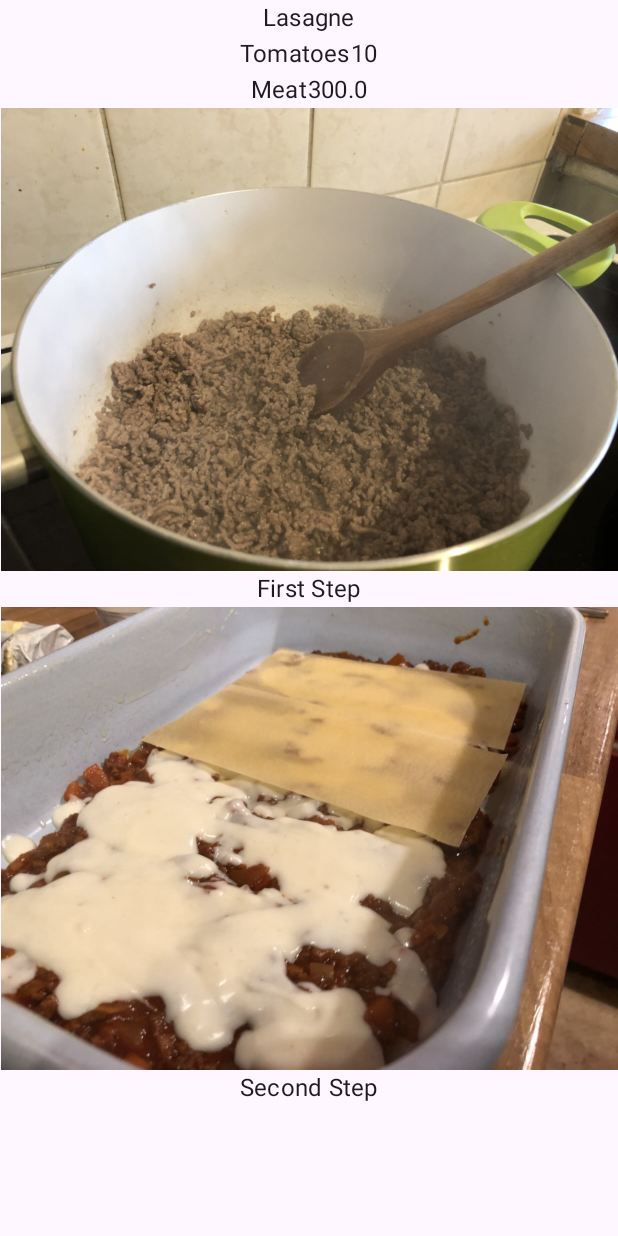
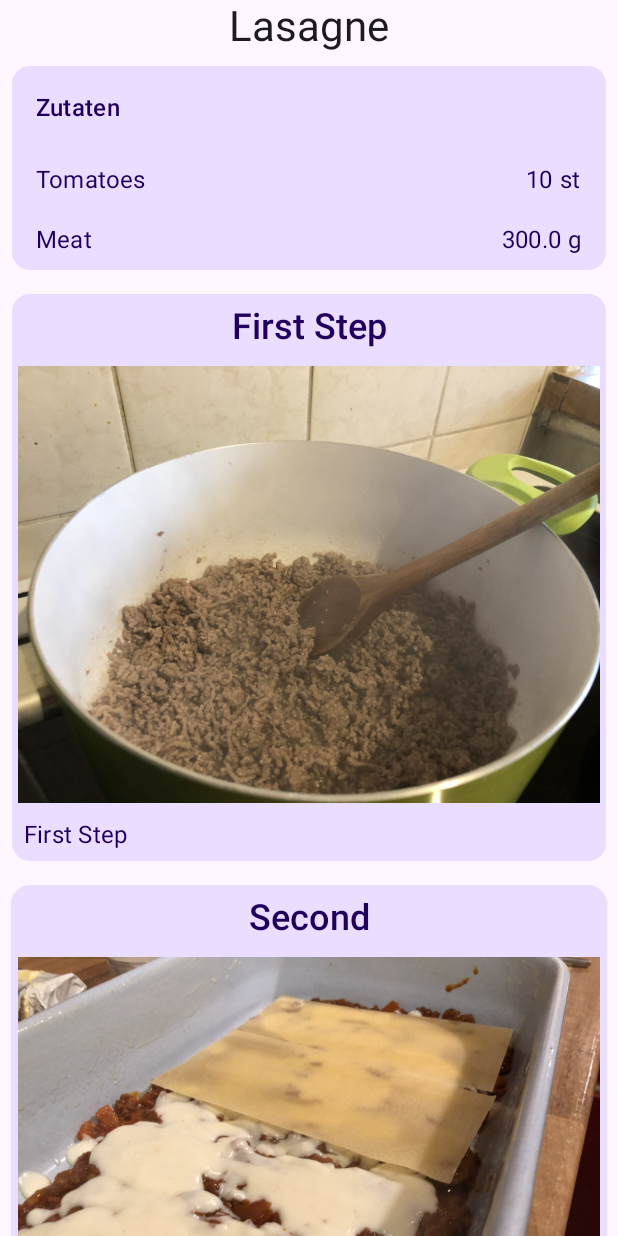
Before and after one commit to chris-prenissl/LasagneDinner, an Android app built with Jetpack Compose: the @Preview function RecipePreview, on a phone screen of 412 x 824 dp. Run offline under Robolectric (Android 15) with nearby library versions, the light colour scheme and no system bars.

Commit message:
added IngredientsList

```diff
--- a/app/src/main/java/com/dinner/lasagnedinner/domain/model/CountableIngredient.kt
+++ b/app/src/main/java/com/dinner/lasagnedinner/domain/model/CountableIngredient.kt
@@ -3,4 +3,5 @@ package com.dinner.lasagnedinner.domain.model
 data class CountableIngredient(
     override val title: String,
     override val value: Int,
-) : Ingredient<Int>(title, value)
+    override val type: IngredientType,
+) : Ingredient<Int>(title, value, type)
--- a/app/src/main/java/com/dinner/lasagnedinner/domain/model/DishStep.kt
+++ b/app/src/main/java/com/dinner/lasagnedinner/domain/model/DishStep.kt
@@ -2,5 +2,6 @@ package com.dinner.lasagnedinner.domain.model
 
 data class DishStep(
     val imagePath: Int,
+    val title: String,
     val stepDescription: String,
 )
--- a/app/src/main/java/com/dinner/lasagnedinner/domain/model/Ingredient.kt
+++ b/app/src/main/java/com/dinner/lasagnedinner/domain/model/Ingredient.kt
@@ -3,4 +3,11 @@ package com.dinner.lasagnedinner.domain.model
 open class Ingredient<T : Number>(
     open val title: String,
     open val value: T,
+    open val type: IngredientType,
 )
+
+enum class IngredientType(val unit: String? = null) {
+    Gram("g"),
+    Milliliter("ml"),
+    Amount("st"),
+}
--- a/app/src/main/java/com/dinner/lasagnedinner/domain/model/UncountableIngredient.kt
+++ b/app/src/main/java/com/dinner/lasagnedinner/domain/model/UncountableIngredient.kt
@@ -3,4 +3,5 @@ package com.dinner.lasagnedinner.domain.model
 data class UncountableIngredient(
     override val title: String,
     override val value: Float,
-) : Ingredient<Float>(title, value)
+    override val type: IngredientType,
+) : Ingredient<Float>(title, value, type)
--- a/app/src/main/java/com/dinner/lasagnedinner/presentation/component/DishItem.kt
+++ b/app/src/main/java/com/dinner/lasagnedinner/presentation/component/DishItem.kt
@@ -37,7 +37,9 @@ fun DishItem(
 ) {
     ElevatedCard(
         shape = ShapeDefaults.Medium,
-        colors = CardDefaults.cardColors(containerColor = MaterialTheme.colorScheme.primary),
+        colors = CardDefaults.cardColors(
+            containerColor = MaterialTheme.colorScheme.primaryContainer,
+        ),
         modifier =
         Modifier
             .clickable { onDishClicked(dish) }
@@ -72,7 +74,7 @@ fun DishItem(
                 Spacer(
                     modifier =
                     Modifier.size(
-                        width = AppConstants.Size.halfPadding,
+                        width = AppConstants.Size.paddingHalf,
                         height = 0.dp,
                     ),
                 )
--- a/app/src/main/java/com/dinner/lasagnedinner/presentation/component/Dishes.kt
+++ b/app/src/main/java/com/dinner/lasagnedinner/presentation/component/Dishes.kt
@@ -15,6 +15,7 @@ import androidx.compose.ui.tooling.preview.Preview
 import com.dinner.lasagnedinner.R
 import com.dinner.lasagnedinner.domain.model.CountableIngredient
 import com.dinner.lasagnedinner.domain.model.Dish
+import com.dinner.lasagnedinner.domain.model.IngredientType
 import com.dinner.lasagnedinner.presentation.style.LasagneDinnerTheme
 
 @Composable
@@ -60,6 +61,7 @@ fun DishesPreview() {
                         CountableIngredient(
                             "Tomato",
                             3,
+                            IngredientType.Amount,
                         ),
                     ),
                     imagePath = R.drawable.bruschetta,
@@ -73,6 +75,7 @@ fun DishesPreview() {
                         CountableIngredient(
                             "Tomato",
                             3,
+                            IngredientType.Amount,
                         ),
                     ),
                     imagePath = R.drawable.lasagne,
@@ -86,6 +89,7 @@ fun DishesPreview() {
                         CountableIngredient(
                             "Bananen",
                             3,
+                            IngredientType.Amount,
                         ),
                     ),
                     imagePath = R.drawable.flambananen,
--- /dev/null
+++ b/app/src/main/java/com/dinner/lasagnedinner/presentation/component/IngredientItem.kt
@@ -0,0 +1,58 @@
+package com.dinner.lasagnedinner.presentation.component
+
+import androidx.compose.foundation.layout.Arrangement
+import androidx.compose.foundation.layout.Row
+import androidx.compose.foundation.layout.Spacer
+import androidx.compose.foundation.layout.fillMaxWidth
+import androidx.compose.foundation.layout.padding
+import androidx.compose.foundation.layout.size
+import androidx.compose.material3.Text
+import androidx.compose.runtime.Composable
+import androidx.compose.ui.Modifier
+import androidx.compose.ui.tooling.preview.Preview
+import androidx.compose.ui.unit.dp
+import com.dinner.lasagnedinner.domain.model.CountableIngredient
+import com.dinner.lasagnedinner.domain.model.Ingredient
+import com.dinner.lasagnedinner.domain.model.IngredientType
+import com.dinner.lasagnedinner.util.AppConstants
+
+@Composable
+fun IngredientItem(
+    ingredient: Ingredient<*>,
+) {
+    Row(
+        horizontalArrangement = Arrangement.SpaceBetween,
+        modifier = Modifier
+            .fillMaxWidth()
+            .padding(
+                horizontal = AppConstants.Size.paddingDouble,
+                vertical = AppConstants.Size.paddingStandard,
+            ),
+    ) {
+        Text(text = ingredient.title)
+        Row {
+            Text(text = ingredient.value.toString())
+            ingredient.type.unit?.let {
+                Spacer(
+                    modifier = Modifier.size(
+                        width = AppConstants.Size.paddingHalf,
+                        height = 0.dp,
+                    ),
+                )
+                Text(text = it)
+            }
+        }
+    }
+}
+
+@Preview
+@Composable
+fun IngredientItemPreview() {
+    IngredientItem(
+        ingredient = CountableIngredient(
+            title = "Tomatoes",
+            value = 20,
+            type = IngredientType.Amount,
+        ),
+    )
+}
--- /dev/null
+++ b/app/src/main/java/com/dinner/lasagnedinner/presentation/component/IngredientsList.kt
@@ -0,0 +1,61 @@
+package com.dinner.lasagnedinner.presentation.component
+
+import androidx.compose.foundation.layout.Column
+import androidx.compose.foundation.layout.padding
+import androidx.compose.material3.CardDefaults
+import androidx.compose.material3.ElevatedCard
+import androidx.compose.material3.MaterialTheme
+import androidx.compose.material3.ShapeDefaults
+import androidx.compose.material3.Text
+import androidx.compose.runtime.Composable
+import androidx.compose.ui.Modifier
+import androidx.compose.ui.tooling.preview.Preview
+import com.dinner.lasagnedinner.domain.model.CountableIngredient
+import com.dinner.lasagnedinner.domain.model.Ingredient
+import com.dinner.lasagnedinner.domain.model.IngredientType
+import com.dinner.lasagnedinner.domain.model.UncountableIngredient
+import com.dinner.lasagnedinner.presentation.style.typography
+import com.dinner.lasagnedinner.util.AppConstants
+
+@Composable
+fun IngredientsList(
+    ingredients: List<Ingredient<*>>,
+) {
+    ElevatedCard(
+        shape = ShapeDefaults.Medium,
+        colors = CardDefaults.cardColors(
+            containerColor = MaterialTheme.colorScheme.primaryContainer,
+        ),
+        modifier = Modifier.padding(AppConstants.Size.paddingStandard),
+    ) {
+        Column {
+            Text(
+                text = "Zutaten",
+                style = MaterialTheme.typography.titleMedium,
+                modifier = Modifier.padding(AppConstants.Size.paddingDouble),
+            )
+            ingredients.forEach {
+                IngredientItem(ingredient = it)
+            }
+        }
+    }
+}
+
+@Preview
+@Composable
+fun IngredientsListPreview() {
+    IngredientsList(
+        ingredients = listOf(
+            CountableIngredient(
+                title = "Tomatoes",
+                value = 4,
+                type = IngredientType.Amount,
+            ),
+            UncountableIngredient(
+                title = "Meat",
+                value = 400.0f,
+                type = IngredientType.Gram,
+            ),
+        ),
+    )
+}
--- a/app/src/main/java/com/dinner/lasagnedinner/presentation/component/Recipe.kt
+++ b/app/src/main/java/com/dinner/lasagnedinner/presentation/component/Recipe.kt
@@ -1,28 +1,30 @@
 package com.dinner.lasagnedinner.presentation.component
 
-import androidx.compose.foundation.Image
-import androidx.compose.foundation.layout.Arrangement
-import androidx.compose.foundation.layout.Row
 import androidx.compose.foundation.layout.fillMaxSize
 import androidx.compose.foundation.lazy.LazyColumn
 import androidx.compose.foundation.lazy.items
+import androidx.compose.material3.MaterialTheme
 import androidx.compose.material3.Scaffold
+import androidx.compose.material3.Surface
 import androidx.compose.material3.Text
 import androidx.compose.runtime.Composable
 import androidx.compose.ui.Alignment
 import androidx.compose.ui.Modifier
-import androidx.compose.ui.res.painterResource
 import androidx.compose.ui.tooling.preview.Preview
 import com.dinner.lasagnedinner.R
 import com.dinner.lasagnedinner.domain.model.CountableIngredient
 import com.dinner.lasagnedinner.domain.model.Dish
 import com.dinner.lasagnedinner.domain.model.DishStep
+import com.dinner.lasagnedinner.domain.model.IngredientType
 import com.dinner.lasagnedinner.domain.model.UncountableIngredient
 import com.dinner.lasagnedinner.presentation.style.LasagneDinnerTheme
 
 @Composable
 fun Recipe(dish: Dish?) {
     Scaffold { padding ->
+        Surface(
+            color = MaterialTheme.colorScheme.background,
+        ) {
             LazyColumn(
                 horizontalAlignment = Alignment.CenterHorizontally,
                 modifier = Modifier.fillMaxSize(),
@@ -30,22 +32,21 @@ fun Recipe(dish: Dish?) {
             ) {
                 dish?.let {
                     item {
-                    Text(dish.title)
+                        Text(
+                            text = dish.title,
+                            style = MaterialTheme.typography.headlineMedium,
+                        )
                     }
 
-                items(dish.ingredients) {
-                    Row(horizontalArrangement = Arrangement.SpaceBetween) {
-                        Text(text = it.title)
-                        Text(text = it.value.toString())
-                    }
+                    item {
+                        IngredientsList(
+                            ingredients = it.ingredients,
+                        )
                     }
 
                     items(dish.steps) {
-                    Image(
-                        painter = painterResource(id = it.imagePath),
-                        contentDescription = it.stepDescription,
-                    )
-                    Text(it.stepDescription)
+                        StepItem(dishStep = it)
+                    }
                 }
             }
         }
@@ -65,10 +66,12 @@ fun RecipePreview() {
                     CountableIngredient(
                         title = "Tomatoes",
                         value = 10,
+                        type = IngredientType.Amount,
                     ),
                     UncountableIngredient(
                         title = "Meat",
                         value = 300.0f,
+                        type = IngredientType.Gram,
                     ),
                 ),
                 imagePath = R.drawable.lasagne,
@@ -76,10 +79,12 @@ fun RecipePreview() {
                 listOf(
                     DishStep(
                         imagePath = R.drawable.schritt6,
+                        title = "First Step",
                         stepDescription = "First Step",
                     ),
                     DishStep(
                         imagePath = R.drawable.schritt10,
+                        title = "Second",
                         stepDescription = "Second Step",
                     ),
                 ),
--- a/app/src/main/java/com/dinner/lasagnedinner/presentation/component/StepItem.kt
+++ b/app/src/main/java/com/dinner/lasagnedinner/presentation/component/StepItem.kt
@@ -2,21 +2,77 @@ package com.dinner.lasagnedinner.presentation.component
 
 import androidx.compose.foundation.Image
 import androidx.compose.foundation.layout.Column
+import androidx.compose.foundation.layout.Row
+import androidx.compose.foundation.layout.fillMaxWidth
+import androidx.compose.foundation.layout.padding
+import androidx.compose.material3.CardDefaults
+import androidx.compose.material3.ElevatedCard
+import androidx.compose.material3.MaterialTheme
+import androidx.compose.material3.ShapeDefaults
 import androidx.compose.material3.Text
 import androidx.compose.runtime.Composable
+import androidx.compose.ui.Alignment
+import androidx.compose.ui.Modifier
+import androidx.compose.ui.draw.clipToBounds
 import androidx.compose.ui.res.painterResource
+import androidx.compose.ui.tooling.preview.Preview
+import androidx.compose.ui.unit.dp
+import com.dinner.lasagnedinner.R
 import com.dinner.lasagnedinner.domain.model.DishStep
+import com.dinner.lasagnedinner.presentation.style.LasagneDinnerTheme
+import com.dinner.lasagnedinner.util.AppConstants
 
 @Composable
 fun StepItem(dishStep: DishStep) {
-    Column {
-        Image(
-            painter =
-            painterResource(
-                id = dishStep.imagePath,
-            ),
-            contentDescription = dishStep.stepDescription,
-        )
-        Text(text = dishStep.stepDescription)
+    ElevatedCard(
+        shape = ShapeDefaults.Medium,
+        colors = CardDefaults.cardColors(
+            containerColor = MaterialTheme.colorScheme.primaryContainer,
+        ),
+        modifier =
+        Modifier
+            .padding(AppConstants.Size.paddingStandard),
+    ) {
+        Column(horizontalAlignment = Alignment.CenterHorizontally) {
+            Text(
+                text = dishStep.title,
+                style = MaterialTheme.typography.headlineSmall,
+                modifier = Modifier.padding(AppConstants.Size.paddingStandard),
+            )
+            Image(
+                painter = painterResource(id = dishStep.imagePath),
+                contentDescription = dishStep.title,
+                modifier =
+                Modifier
+                    .clipToBounds()
+                    .padding(4.dp),
+            )
+            Row(
+                verticalAlignment = Alignment.CenterVertically,
+                modifier =
+                Modifier
+                    .fillMaxWidth()
+                    .padding(AppConstants.Size.paddingStandard),
+            ) {
+                Text(
+                    text = dishStep.stepDescription,
+                    style = MaterialTheme.typography.bodyLarge,
+                )
+            }
+        }
     }
 }
+
+@Preview
+@Composable
+fun StepItemPreview() {
+    LasagneDinnerTheme {
+        StepItem(
+            dishStep = DishStep(
+                imagePath = R.drawable.schritt1,
+                title = "Step 19",
+                stepDescription = "Do this and that",
+            ),
+        )
+    }
+}
--- a/app/src/main/java/com/dinner/lasagnedinner/util/AppConstants.kt
+++ b/app/src/main/java/com/dinner/lasagnedinner/util/AppConstants.kt
@@ -4,7 +4,8 @@ import androidx.compose.ui.unit.dp
 
 sealed class AppConstants {
     object Size {
+        val paddingDouble = 16.dp
         val paddingStandard = 8.dp
-        val halfPadding = 4.dp
+        val paddingHalf = 4.dp
     }
 }
```
Lines whose indentation alone changed are shown as unchanged.
